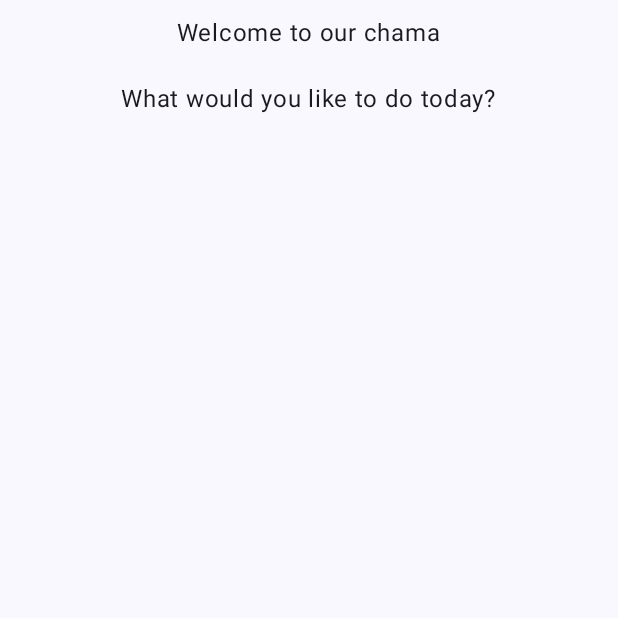
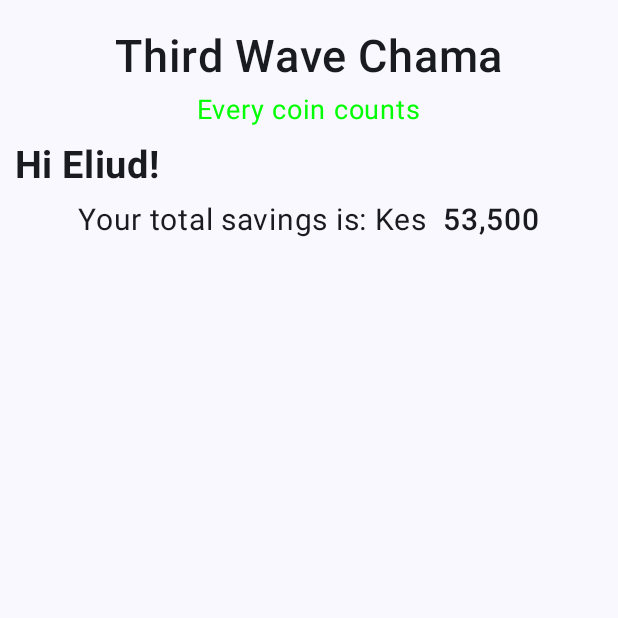
Before and after one commit to githukueliud/ChamaYetu, an Android app built with Jetpack Compose: the screen it shows after launch (MainActivity), on a phone screen of 412 x 824 dp, the top half of it. Run offline under Robolectric (Android 15) with nearby library versions, the phone set to English and light mode, and no system bars.

```diff
--- a/app/src/main/java/com/example/chamayetu/presentation/HomeScreen.kt
+++ b/app/src/main/java/com/example/chamayetu/presentation/HomeScreen.kt
@@ -1,26 +1,63 @@
 package com.example.chamayetu.presentation
 
 import androidx.compose.foundation.layout.Column
+import androidx.compose.foundation.layout.Row
 import androidx.compose.foundation.layout.Spacer
 import androidx.compose.foundation.layout.fillMaxSize
+import androidx.compose.foundation.layout.fillMaxWidth
 import androidx.compose.foundation.layout.height
+import androidx.compose.foundation.layout.padding
+import androidx.compose.foundation.layout.width
 import androidx.compose.material3.Text
 import androidx.compose.runtime.Composable
 import androidx.compose.ui.Alignment
 import androidx.compose.ui.Modifier
+import androidx.compose.ui.graphics.Color
+import androidx.compose.ui.text.font.FontWeight
 import androidx.compose.ui.tooling.preview.Preview
 import androidx.compose.ui.unit.dp
+import androidx.compose.ui.unit.sp
 
 @Composable
 fun HomeScreen(modifier: Modifier = Modifier) {
     Column(
-        modifier = Modifier.fillMaxSize(),
+        modifier = Modifier
+            .fillMaxSize()
+            .padding(10.dp),
         horizontalAlignment = Alignment.CenterHorizontally
     ){
         Spacer(modifier = Modifier.height(10.dp))
-        Text(text = "Welcome to our chama")
-        Spacer(modifier = Modifier.height(20.dp))
-        Text(text = "What would you like to do today?")
+        Text(
+            text = "Third Wave Chama",
+            fontSize = 30.sp,
+            fontWeight = FontWeight.SemiBold
+        )
+        Spacer(modifier =Modifier.height(5.dp))
+        Text(
+            text = "Every coin counts",
+            fontSize = 18.sp,
+            color = Color.Green
+        )
+        Spacer(modifier = Modifier.height(10.dp))
+        Text(
+            text = "Hi Eliud!",
+            modifier = Modifier.fillMaxWidth(),
+            fontSize = 25.sp,
+            fontWeight = FontWeight.Bold
+        )
+        Spacer(modifier = Modifier.height(10.dp))
+        Row{
+            Text(
+                text = "Your total savings is: Kes ",
+                fontSize = 20.sp
+            )
+            Spacer(modifier = Modifier.width(5.dp))
+            Text(
+                text = "53,500",
+                fontSize = 20.sp,
+                fontWeight = FontWeight.SemiBold
+            )
+        }
     }
 }
 
```
